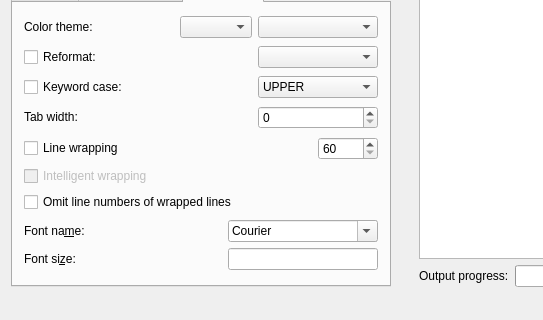
Above: src/gui-qt/mainwindow.ui from pa-0/highlight before the change; both pictures show x 0 to 543 and y 540 to 860 of the 957 by 860 pixel window. Below: the same form after it.
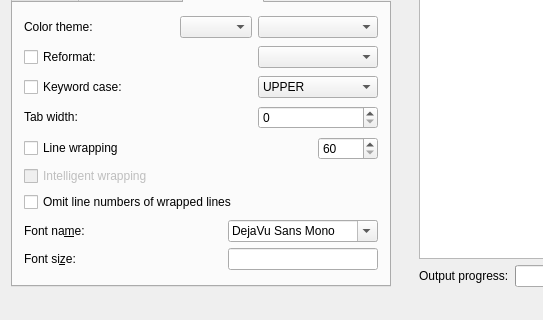
That is the form after the change. Icons and pictures are not drawn.

Diff of the .ui file:
```diff
--- a/src/gui-qt/mainwindow.ui
+++ b/src/gui-qt/mainwindow.ui
@@ -2356,12 +2356,15 @@
              <property name="toolTip">
               <string>Select or enter the font name. HTML supports a list of fonts, separated with comma.</string>
              </property>
+             <property name="currentText">
+              <string>Monospace</string>
+             </property>
              <property name="fontFilters">
               <set>QFontComboBox::MonospacedFonts</set>
              </property>
              <property name="currentFont">
               <font>
-               <family>cursor.pcf</family>
+               <family>DejaVu Sans Mono</family>
               </font>
              </property>
             </widget>
```
